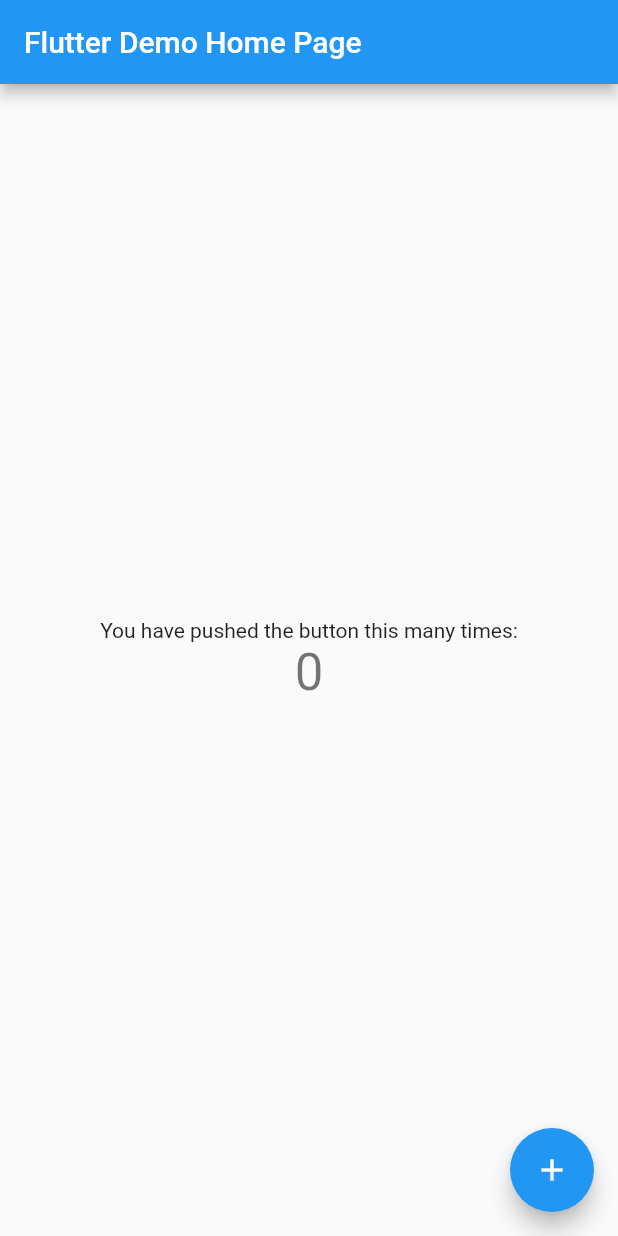
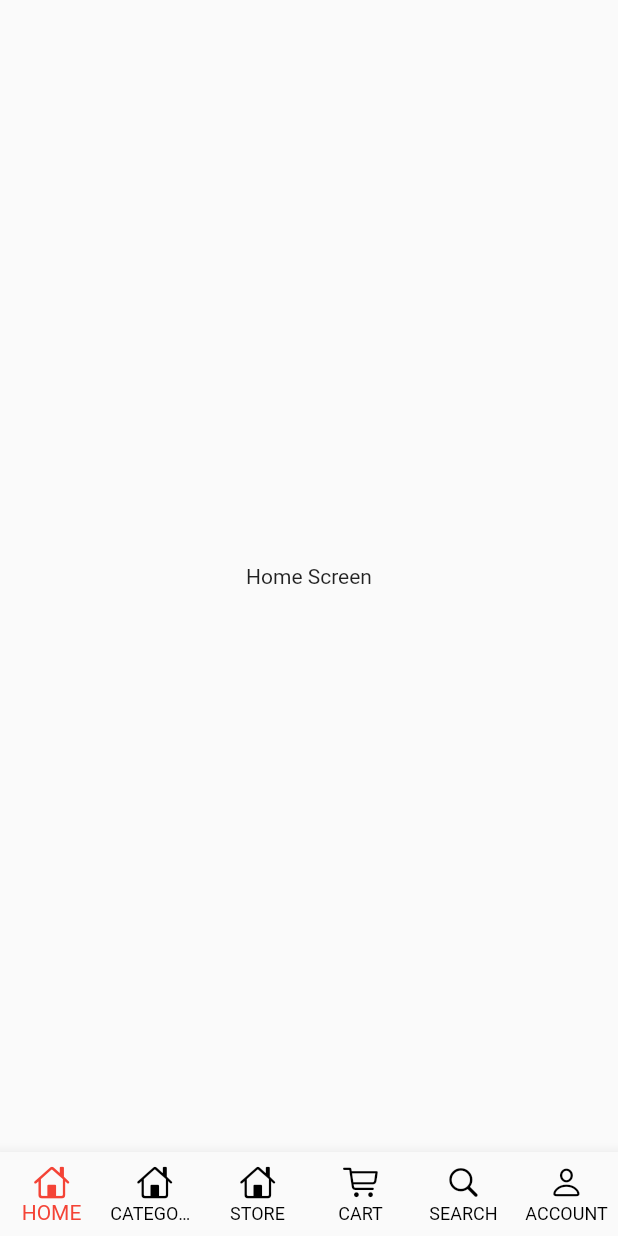
Before and after one commit to AmirBegic1/shop_app, a Flutter app: the screen it shows after launch, on a phone screen of 412 x 824 dp. Run offline on Flutter 3.47's test engine with Material 2 defaults, Android fonts, the phone set to English and light mode, and no system bars.

Commit message:
create screens

```diff
--- a/analysis_options.yaml
+++ b/analysis_options.yaml
@@ -7,9 +7,9 @@
 
 # The following line activates a set of recommended lints for Flutter apps,
 # packages, and plugins designed to encourage good coding practices.
-include: package:flutter_lints/flutter.yaml
+ #include: package:flutter_lints/flutter.yaml
 
-linter:
+# linter:
   # The lint rules applied to this project can be customized in the
   # section below to disable rules from the `package:flutter_lints/flutter.yaml`
   # included above or to enable additional rules. A list of all available lints
--- a/lib/main.dart
+++ b/lib/main.dart
@@ -1,3 +1,4 @@
+import 'package:buy_and_sell/views/buyers/main_screen.dart';
 import 'package:flutter/material.dart';
 
 void main() {
@@ -10,58 +11,12 @@
   @override
   Widget build(BuildContext context) {
     return MaterialApp(
+      debugShowCheckedModeBanner: false,
       title: 'Flutter Demo',
       theme: ThemeData(
         primarySwatch: Colors.blue,
       ),
-      home: const MyHomePage(title: 'Flutter Demo Home Page'),
+      home: MainScreen(),
     );
   }
 }
-
-class MyHomePage extends StatefulWidget {
-  const MyHomePage({super.key, required this.title});
-
-  final String title;
-
-  @override
-  State<MyHomePage> createState() => _MyHomePageState();
-}
-
-class _MyHomePageState extends State<MyHomePage> {
-  int _counter = 0;
-
-  void _incrementCounter() {
-    setState(() {
-      _counter++;
-    });
-  }
-
-  @override
-  Widget build(BuildContext context) {
-    return Scaffold(
-      appBar: AppBar(
-        title: Text(widget.title),
-      ),
-      body: Center(
-        child: Column(
-          mainAxisAlignment: MainAxisAlignment.center,
-          children: <Widget>[
-            const Text(
-              'You have pushed the button this many times:',
-            ),
-            Text(
-              '$_counter',
-              style: Theme.of(context).textTheme.headline4,
-            ),
-          ],
-        ),
-      ),
-      floatingActionButton: FloatingActionButton(
-        onPressed: _incrementCounter,
-        tooltip: 'Increment',
-        child: const Icon(Icons.add),
-      ),
-    );
-  }
-}
--- /dev/null
+++ b/lib/views/buyers/main_screen.dart
@@ -0,0 +1,72 @@
+import 'package:buy_and_sell/views/buyers/nav_screens/cart_screen.dart';
+import 'package:buy_and_sell/views/buyers/nav_screens/categories_screen.dart';
+import 'package:buy_and_sell/views/buyers/nav_screens/home_screen.dart';
+import 'package:buy_and_sell/views/buyers/nav_screens/profile_screen.dart';
+import 'package:buy_and_sell/views/buyers/nav_screens/search_screen.dart';
+import 'package:buy_and_sell/views/buyers/nav_screens/store_screen.dart';
+import 'package:flutter/cupertino.dart';
+import 'package:flutter/material.dart';
+
+class MainScreen extends StatefulWidget {
+  MainScreen({Key? key}) : super(key: key);
+
+  @override
+  State<MainScreen> createState() => _MainScreenState();
+}
+
+class _MainScreenState extends State<MainScreen> {
+  int _pageIndex = 0;
+
+  List<Widget> _pages = [
+    HomeScreen(),
+    CategoriesScreen(),
+    StoreScreen(),
+    CartScreen(),
+    SearchScreen(),
+    AccountScreen(),
+  ];
+
+  @override
+  Widget build(BuildContext context) {
+    return Scaffold(
+      bottomNavigationBar: BottomNavigationBar(
+        type: BottomNavigationBarType.fixed,
+        currentIndex: _pageIndex,
+        onTap: (value) {
+          setState(() {
+            _pageIndex = value;
+          });
+        },
+        unselectedItemColor: Colors.black,
+        selectedItemColor: Colors.red,
+        items: [
+          BottomNavigationBarItem(
+            icon: Icon(CupertinoIcons.home),
+            label: 'HOME',
+          ),
+          BottomNavigationBarItem(
+            icon: Icon(CupertinoIcons.home),
+            label: 'CATEGORIES',
+          ),
+          BottomNavigationBarItem(
+            icon: Icon(CupertinoIcons.home),
+            label: 'STORE',
+          ),
+          BottomNavigationBarItem(
+            icon: Icon(CupertinoIcons.cart),
+            label: 'CART',
+          ),
+          BottomNavigationBarItem(
+            icon: Icon(CupertinoIcons.search),
+            label: 'SEARCH',
+          ),
+          BottomNavigationBarItem(
+            icon: Icon(CupertinoIcons.person),
+            label: 'ACCOUNT',
+          ),
+        ],
+      ),
+      body: _pages[_pageIndex],
+    );
+  }
+}
--- /dev/null
+++ b/lib/views/buyers/nav_screens/home_screen.dart
@@ -0,0 +1,12 @@
+import 'package:flutter/material.dart';
+
+class HomeScreen extends StatelessWidget {
+  const HomeScreen({Key? key}) : super(key: key);
+
+  @override
+  Widget build(BuildContext context) {
+    return Center(
+      child: Text('Home Screen'),
+    );
+  }
+}
```
Also changed, not shown: lib/views/buyers/nav_screens/cart_screen.dart (added, +12 -0 lines), lib/views/buyers/nav_screens/categories_screen.dart (added, +12 -0 lines), lib/views/buyers/nav_screens/profile_screen.dart (added, +12 -0 lines), lib/views/buyers/nav_screens/search_screen.dart (added, +12 -0 lines), lib/views/buyers/nav_screens/store_screen.dart (added, +12 -0 lines), pubspec.yaml (+4 -3 lines), pubspec.lock.
